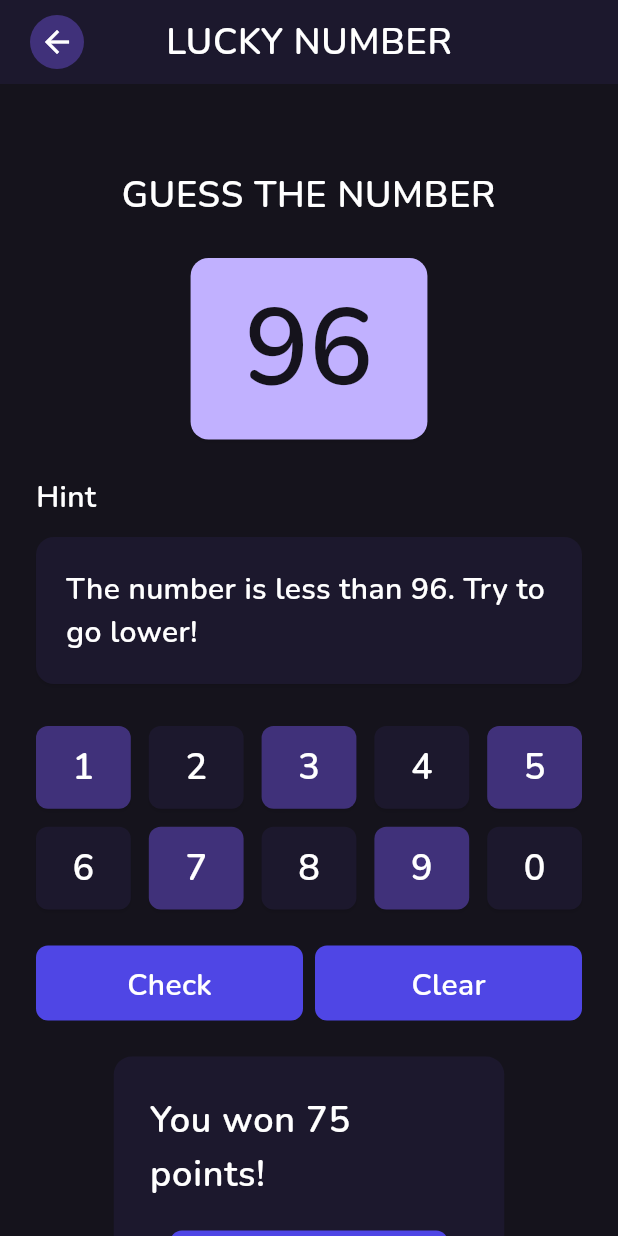
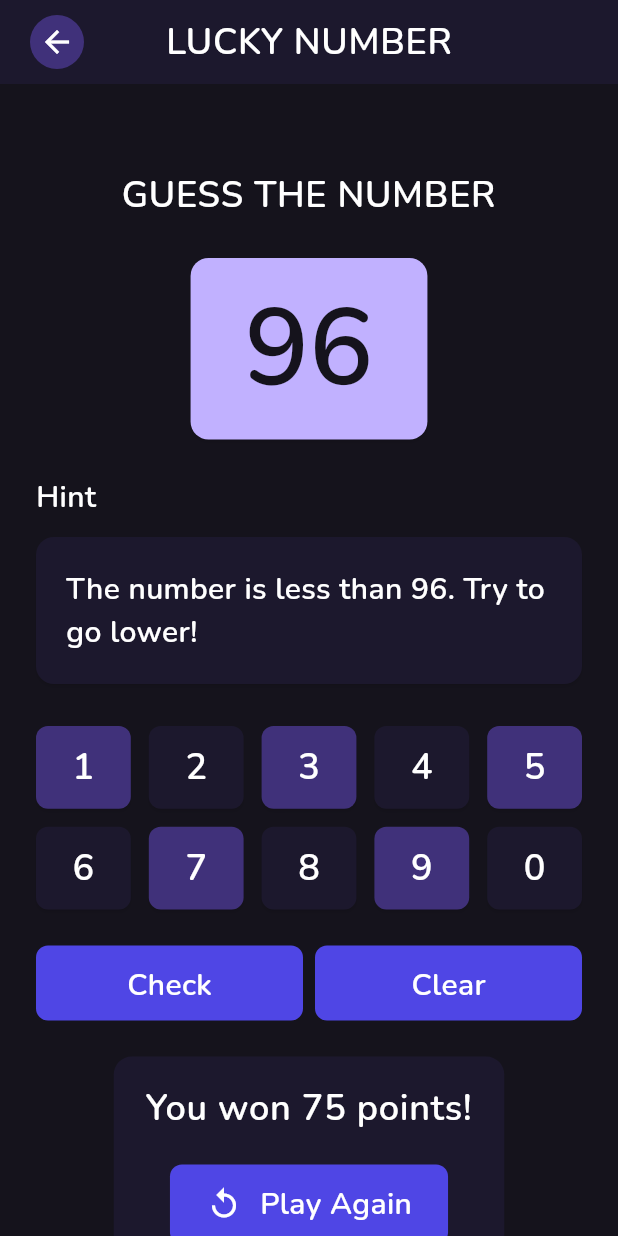
Before and after one commit to jimvdz/fortuneblitz, a Flutter app: the LuckyNumber screen opened directly, on a phone screen of 412 x 824 dp. Run offline on Flutter 3.47's test engine with Material 3 defaults, Android fonts, the phone set to English and light mode, and no system bars; our stand-ins replace flutter_svg, get.

Commit message:
Center winning text

```diff
--- a/lib/screens/luckynumber/luckynumber.dart
+++ b/lib/screens/luckynumber/luckynumber.dart
@@ -221,13 +221,17 @@ class _LuckyNumberState extends State<LuckyNumber> {
             Card(
               child: Container(
                 width: (MediaQuery.of(context).size.width - 40) * 0.7,
-                padding: EdgeInsets.all(24),
+                padding: EdgeInsets.all(16),
                 child: Column(
+                  mainAxisAlignment: MainAxisAlignment.center,
                   spacing: 20,
                   children: [
-                    Text(
-                      'You won 75 points!',
-                      style: theme.textTheme.bodyLarge
+                    Center(
+                      child: Text(
+                        'You won 75 points!',
+                        style: theme.textTheme.bodyLarge,
+                        textAlign: TextAlign.center,
+                      ),
                     ),
                     FilledButton(
                       onPressed: () => {print("Play again button clicked")},
```
